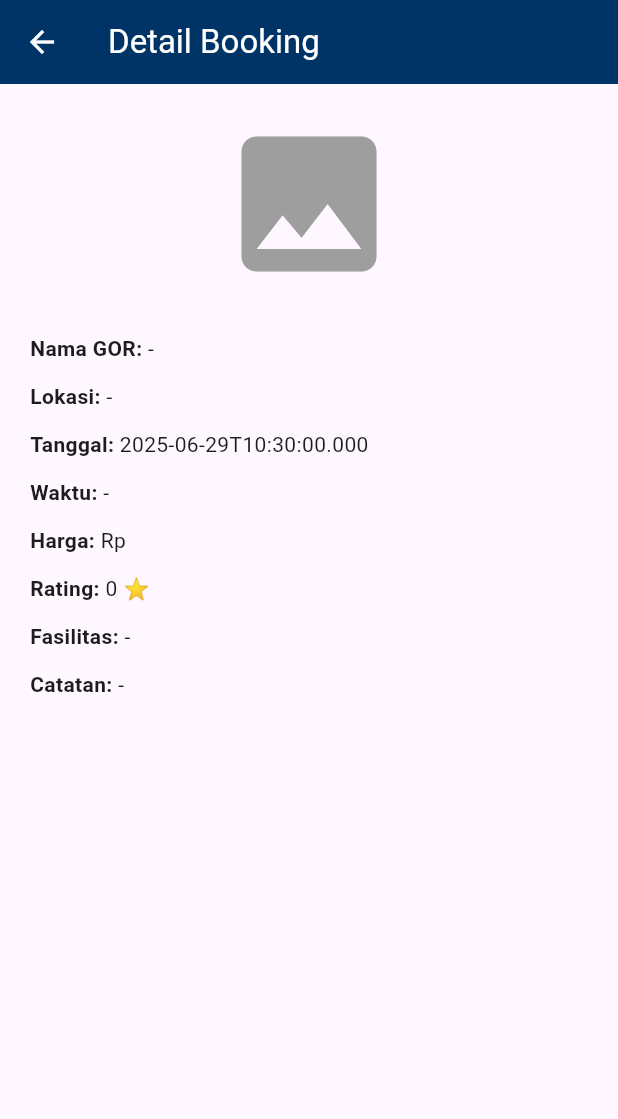
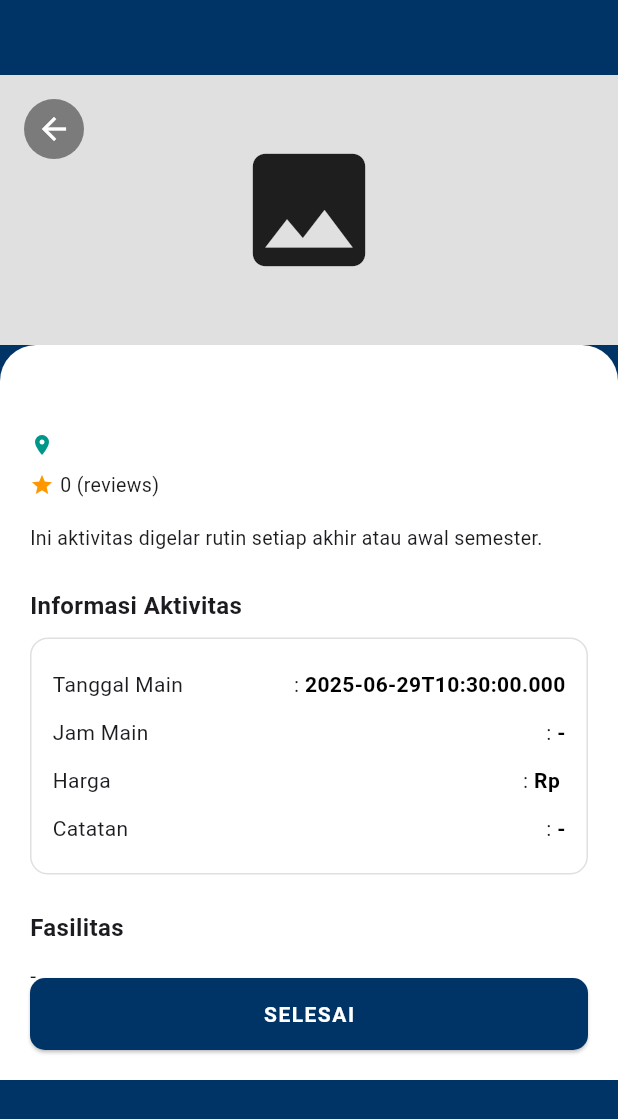
Before and after one commit to mirelsimanjorang/Booking_Net_Mirel, a Flutter app: the BookingDetailScreen screen opened directly with empty values, on a phone screen of 412 x 824 dp. Shown: the top 1119 px of the screen. Run offline on Flutter 3.47's test engine with Material 3 defaults, Android fonts, the light colour scheme and no system bars; our stand-ins replace geocoding, image_picker, location, sqflite; accounts and stored records are empty.

Commit message:
jelashon aha na diubah

```diff
--- a/lib/screens/booking_detail_screen.dart
+++ b/lib/screens/booking_detail_screen.dart
@@ -9,80 +9,247 @@ class BookingDetailScreen extends StatelessWidget {
   @override
   Widget build(BuildContext context) {
     return Scaffold(
-      appBar: AppBar(
-        title: const Text('Detail Booking'),
       backgroundColor: const Color(0xFF003366),
-        foregroundColor: Colors.white,
+      body: Stack(
+        children: [
+          SingleChildScrollView(
+            child: Column(
+              children: [
+                const SizedBox(height: 50),
+
+                /// Gambar header full
+                Stack(
+                  children: [
+                    _buildImage(booking['image']),
+
+                    /// Tombol back di atas gambar
+                    Positioned(
+                      top: 16,
+                      left: 16,
+                      child: CircleAvatar(
+                        backgroundColor: Colors.black45,
+                        child: IconButton(
+                          icon: const Icon(Icons.arrow_back, color: Colors.white),
+                          onPressed: () {
+                            Navigator.pop(context);
+                          },
                         ),
-      body: Padding(
+                      ),
+                    ),
+                  ],
+                ),
+
+                /// Konten putih di bawah gambar
+                Container(
+                  width: double.infinity,
                   padding: const EdgeInsets.all(20),
+                  decoration: const BoxDecoration(
+                    color: Colors.white,
+                    borderRadius: BorderRadius.vertical(
+                      top: Radius.circular(24),
+                    ),
+                  ),
                   child: Column(
                     crossAxisAlignment: CrossAxisAlignment.start,
                     children: [
-            _buildImage(booking['image']),
-            const SizedBox(height: 20),
-            _buildInfoRow('Nama GOR', booking['gorName']),
-            _buildInfoRow('Lokasi', booking['location']),
-            _buildInfoRow('Tanggal', booking['date']),
-            _buildInfoRow('Waktu', booking['time']),
-            _buildInfoRow('Harga', 'Rp ${booking['price']}'),
-            _buildInfoRow('Rating', '${booking['rating']} ⭐'),
-            _buildInfoRow('Fasilitas', booking['facility']),
-            _buildInfoRow('Catatan', booking['note']),
+                      /// Nama GOR
+                      Text(
+                        booking['gorName'] ?? '-',
+                        style: const TextStyle(
+                          fontSize: 20,
+                          fontWeight: FontWeight.bold,
+                        ),
+                      ),
+
+                      const SizedBox(height: 8),
+
+                      /// Lokasi
+                      Row(
+                        children: [
+                          const Icon(Icons.location_on,
+                              color: Colors.teal, size: 16),
+                          const SizedBox(width: 4),
+                          Expanded(
+                            child: Text(
+                              booking['location'] ?? '-',
+                              style: const TextStyle(fontSize: 13),
+                            ),
+                          ),
+                        ],
+                      ),
+
+                      const SizedBox(height: 8),
+
+                      /// Rating
+                      Row(
+                        children: [
+                          const Icon(Icons.star, color: Colors.orange, size: 16),
+                          const SizedBox(width: 4),
+                          Text(
+                            '${booking['rating'] ?? '0'} (reviews)',
+                            style: const TextStyle(fontSize: 13),
+                          ),
+                        ],
+                      ),
+
+                      const SizedBox(height: 16),
+
+                      /// Deskripsi Singkat
+                      const Text(
+                        'Ini aktivitas digelar rutin setiap akhir atau awal semester.',
+                        style: TextStyle(fontSize: 13),
+                      ),
+
+                      const SizedBox(height: 24),
+
+                      /// Informasi Aktivitas
+                      const Text(
+                        'Informasi Aktivitas',
+                        style: TextStyle(
+                          fontSize: 16,
+                          fontWeight: FontWeight.bold,
+                        ),
+                      ),
+                      const SizedBox(height: 10),
+
+                      Container(
+                        width: double.infinity,
+                        padding: const EdgeInsets.all(14),
+                        decoration: BoxDecoration(
+                          border: Border.all(color: Colors.black12),
+                          borderRadius: BorderRadius.circular(12),
+                        ),
+                        child: Column(
+                          children: [
+                            _infoRow('Tanggal Main', booking['date']),
+                            _infoRow('Jam Main', booking['time']),
+                            _infoRow('Harga', 'Rp ${booking['price'] ?? '-'}'),
+                            _infoRow('Catatan', booking['note']),
                           ],
                         ),
                       ),
+
+                      const SizedBox(height: 24),
+
+                      /// Fasilitas
+                      const Text(
+                        'Fasilitas',
+                        style: TextStyle(
+                          fontSize: 16,
+                          fontWeight: FontWeight.bold,
+                        ),
+                      ),
+                      const SizedBox(height: 10),
+                      _buildFacility(booking['facility']),
+
+                      const SizedBox(height: 40),
+                    ],
+                  ),
+                ),
+              ],
+            ),
+          ),
+
+          /// Tombol SELESAI
+          Positioned(
+            bottom: 20,
+            left: 20,
+            right: 20,
+            child: ElevatedButton(
+              onPressed: () {
+                Navigator.pop(context); // kembali ke halaman sebelumnya
+              },
+              style: ElevatedButton.styleFrom(
+                backgroundColor: const Color(0xFF003366),
+                padding: const EdgeInsets.symmetric(vertical: 14),
+                shape: RoundedRectangleBorder(
+                  borderRadius: BorderRadius.circular(10),
+                ),
+              ),
+              child: const Text(
+                'SELESAI',
+                style: TextStyle(
+                  color: Colors.white,
+                  fontWeight: FontWeight.bold,
+                  letterSpacing: 1,
+                ),
+              ),
+            ),
+          ),
+        ],
+      ),
+    );
+  }
+
+  Widget _infoRow(String label, String? value) {
+    return Padding(
+      padding: const EdgeInsets.symmetric(vertical: 6),
+      child: Row(
+        children: [
+          Expanded(
+            child: Text(
+              label,
+              style: const TextStyle(fontSize: 14),
+            ),
+          ),
+          const Text(': '),
+          Text(
+            (value?.isNotEmpty ?? false) ? value! : '-',
+            style: const TextStyle(
+              fontWeight: FontWeight.bold,
+              fontSize: 14,
+              color: Colors.black,
+            ),
+          ),
+        ],
+      ),
+    );
+  }
+
+  Widget _buildFacility(String? facilityStr) {
+    if (facilityStr == null || facilityStr.isEmpty) {
+      return const Text('-');
+    }
+
+    final facilities = facilityStr.split(',').map((f) => f.trim()).toList();
+
+    return Wrap(
+      spacing: 10,
+      runSpacing: 10,
+      children: facilities.map((item) {
+        return Chip(
+          label: Text(item),
+          backgroundColor: Colors.grey[200],
+          labelStyle: const TextStyle(fontSize: 12),
+        );
+      }).toList(),
     );
   }
 
   Widget _buildImage(String? path) {
     if (path == null || path.isEmpty) {
-      return const Center(
-        child: Icon(Icons.image, size: 120, color: Colors.grey),
+      return Container(
+        height: 180,
+        width: double.infinity,
+        color: Colors.grey[300],
+        child: const Center(child: Icon(Icons.image, size: 100)),
       );
     } else if (path.startsWith('/')) {
-      // Gambar lokal
-      final file = File(path);
-      return ClipRRect(
-        borderRadius: BorderRadius.circular(12),
-        child: Image.file(
-          file,
-          height: 200,
+      return Image.file(
+        File(path),
+        height: 180,
         width: double.infinity,
         fit: BoxFit.cover,
-          errorBuilder: (_, __, ___) => const Icon(Icons.broken_image, size: 100),
-        ),
       );
     } else {
-      // Gambar dari internet
-      return ClipRRect(
-        borderRadius: BorderRadius.circular(12),
-        child: Image.network(
+      return Image.network(
         path,
-          height: 200,
+        height: 180,
         width: double.infinity,
         fit: BoxFit.cover,
-          errorBuilder: (_, __, ___) => const Icon(Icons.broken_image, size: 100),
-        ),
+        errorBuilder: (_, __, ___) =>
+            const Icon(Icons.broken_image, size: 100),
       );
     }
   }
-
-  Widget _buildInfoRow(String title, String? value) {
-    return Padding(
-      padding: const EdgeInsets.symmetric(vertical: 6),
-      child: Row(
-        crossAxisAlignment: CrossAxisAlignment.start,
-        children: [
-          Text(
-            '$title: ',
-            style: const TextStyle(fontWeight: FontWeight.bold),
-          ),
-          Expanded(
-            child: Text(value?.isNotEmpty == true ? value! : '-', maxLines: 3),
-          ),
-        ],
-      ),
-    );
 }
-}
--- a/pubspec.yaml
+++ b/pubspec.yaml
@@ -40,6 +40,8 @@ dependencies:
   location: ^5.0.3
   url_launcher: ^6.2.6
   geocoding: ^2.1.1
+
+
 
 
 
```
Lines whose indentation alone changed are shown as unchanged.
